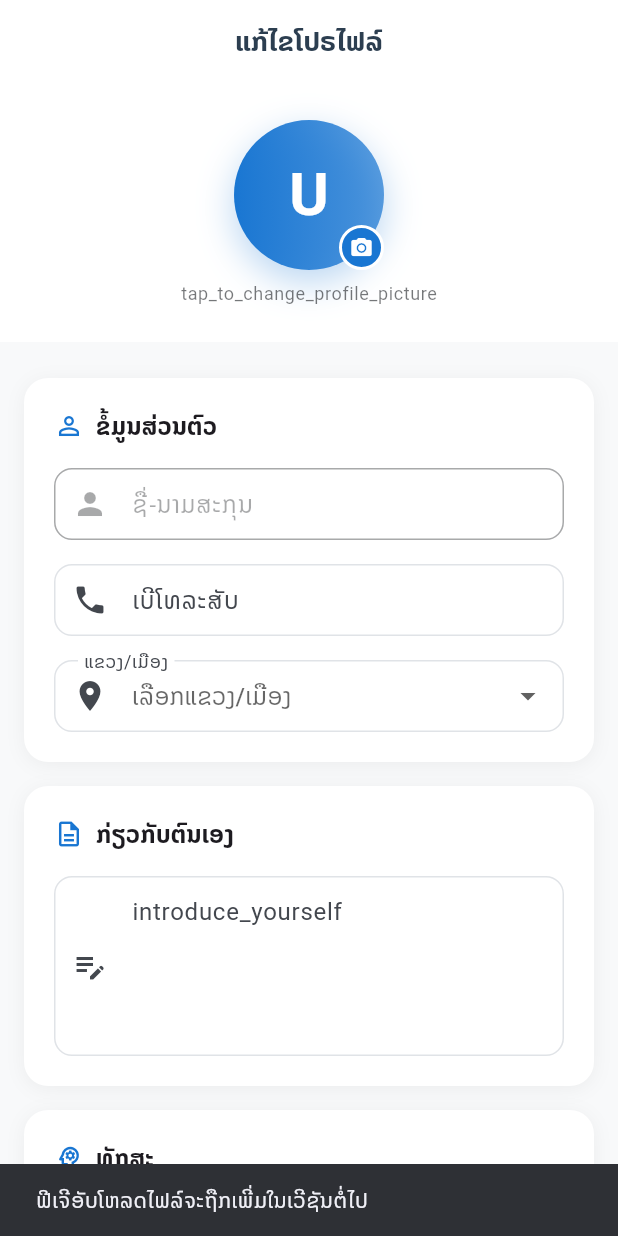
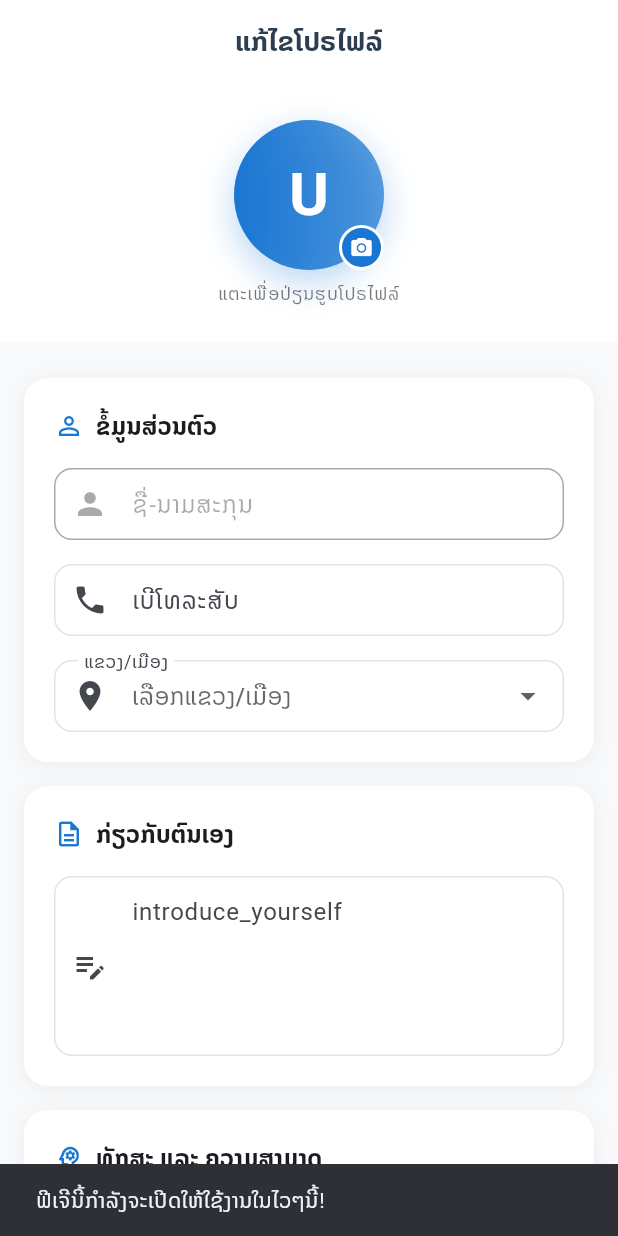
Before and after one commit to bankjademk11/mvp_project, a Flutter app: the EditProfilePage screen opened by its route, after a tap on the "camera alt" icon, on a phone screen of 412 x 824 dp. Run offline on Flutter 3.47's test engine with Material 3 defaults, Android fonts, the phone set to English and light mode, and no system bars; our stand-ins replace appwrite, file_picker, flutter_riverpod, go_router, google_fonts; network calls fail; project files that could hold a hidden picture were left out.

Commit message:
fix uploadCV and Delay CV UX UI

```diff
--- a/lib/services/file_upload_service.dart
+++ b/lib/services/file_upload_service.dart
@@ -104,27 +104,21 @@ class _FileUploadWidgetState extends ConsumerState<FileUploadWidget> {
   double _uploadProgress = 0.0;
 
   Future<void> _handleUpload() async {
-    // Use file_picker to get the actual file
     FilePickerResult? result = await FilePicker.platform.pickFiles(
-      type: widget.isDocument ? FileType.custom : FileType.image, // Custom for documents (like PDF), image for profile pictures
-      allowedExtensions: widget.isDocument ? ['pdf', 'doc', 'docx'] : ['jpg', 'jpeg', 'png'], // Specify allowed extensions
+      type: widget.isDocument ? FileType.custom : FileType.image,
+      allowedExtensions: widget.isDocument ? ['pdf', 'doc', 'docx'] : ['jpg', 'jpeg', 'png'],
     );
 
     if (result == null || result.files.isEmpty) {
-      // User canceled the picker or no file selected
       if (mounted) {
         ScaffoldMessenger.of(context).showSnackBar(
-          SnackBar(
-            content: Text('No file selected.')),
+          const SnackBar(content: Text('No file selected.')),
         );
       }
       return;
     }
 
-    // Get the picked file
     PlatformFile pickedFile = result.files.first;
-
-    // Create Appwrite InputFile from bytes for web compatibility
     final file = appwrite.InputFile.fromBytes(
       bytes: pickedFile.bytes!,
       filename: pickedFile.name,
@@ -136,32 +130,33 @@ class _FileUploadWidgetState extends ConsumerState<FileUploadWidget> {
     });
 
     try {
-      // Get Appwrite service
       final appwriteService = ref.read(appwriteServiceProvider);
       final fileUploadService = FileUploadService(appwriteService);
-
       String? fileUrl;
       if (widget.isDocument) {
         fileUrl = await fileUploadService.uploadResume(file);
       } else {
         fileUrl = await fileUploadService.uploadProfilePicture(file);
       }
-
       widget.onFileUploaded(fileUrl);
 
       if (mounted) {
+        final languageState = ref.read(languageProvider);
+        final t = (String key) => AppLocalizations.translate(key, languageState.languageCode);
         ScaffoldMessenger.of(context).showSnackBar(
           SnackBar(
-            content: Text('อัปโหลด${widget.title}สำเร็จแล้ว!'),
+            content: Text('${t('file_uploaded_successfully').replaceFirst('{file}', widget.title)}'),
             backgroundColor: Colors.green,
           ),
         );
       }
     } catch (e) {
       if (mounted) {
+        final languageState = ref.read(languageProvider);
+        final t = (String key) => AppLocalizations.translate(key, languageState.languageCode);
         ScaffoldMessenger.of(context).showSnackBar(
           SnackBar(
-            content: Text('เกิดข้อผิดพลาดในการอัปโหลด: $e'),
+            content: Text('${t('error_uploading_file')}: $e'),
             backgroundColor: Colors.red,
           ),
         );
@@ -179,26 +174,29 @@ class _FileUploadWidgetState extends ConsumerState<FileUploadWidget> {
   Future<void> _handleDelete() async {
     if (widget.currentFileUrl == null) return;
 
-    // Extract file ID and bucket ID from URL
     final uri = Uri.parse(widget.currentFileUrl!);
     final pathSegments = uri.pathSegments;
-    final bucketId = pathSegments[pathSegments.length - 3];
-    final fileId = pathSegments[pathSegments.length - 2]; // Adjust based on actual URL structure
+    if (pathSegments.length < 4) return;
+    final bucketId = pathSegments[pathSegments.length - 4];
+    final fileId = pathSegments[pathSegments.length - 2];
+
+    final languageState = ref.read(languageProvider);
+    final t = (String key) => AppLocalizations.translate(key, languageState.languageCode);
 
     final confirmed = await showDialog<bool>(
       context: context,
       builder: (context) => AlertDialog(
-        title: Text('ลบ${widget.title}'),
-        content: Text('ท่านต้องการลบ${widget.title}นี้ບໍ?'),
+        title: Text('${t('delete')} ${widget.title}'),
+        content: Text('${t('delete_confirm_message')} ${widget.title}?'),
         actions: [
           TextButton(
             onPressed: () => Navigator.pop(context, false),
-            child: const Text('ຍົກເລີກ'),
+            child: Text(t('cancel')),
           ),
           TextButton(
             onPressed: () => Navigator.pop(context, true),
             style: TextButton.styleFrom(foregroundColor: Colors.red),
-            child: const Text('ລົບ'),
+            child: Text(t('delete')),
           ),
         ],
       ),
@@ -206,17 +204,15 @@ class _FileUploadWidgetState extends ConsumerState<FileUploadWidget> {
 
     if (confirmed == true) {
       try {
-        // Get Appwrite service
         final appwriteService = ref.read(appwriteServiceProvider);
         final fileUploadService = FileUploadService(appwriteService);
-
-        await fileUploadService.deleteFile(bucketId, fileId); // ส่ง bucketId ด้วย
+        await fileUploadService.deleteFile(bucketId, fileId);
         widget.onFileUploaded(null);
 
         if (mounted) {
           ScaffoldMessenger.of(context).showSnackBar(
             SnackBar(
-              content: Text('ລົບ${widget.title}ສຳເລັດແລ້ວ'),
+              content: Text('${widget.title} ${t('deleted_successfully')}'),
               backgroundColor: Colors.green,
             ),
           );
@@ -225,7 +221,27 @@ class _FileUploadWidgetState extends ConsumerState<FileUploadWidget> {
         if (mounted) {
           ScaffoldMessenger.of(context).showSnackBar(
             SnackBar(
-              content: Text('ເກີດຂໍ້ຜิดພາດໃນການລบໄຟລ໌: $e'),
+              content: Text('${t('error_deleting_file')}: $e'),
+              backgroundColor: Colors.red,
+            ),
+          );
+        }
+      }
+    }
+  }
+
+  Future<void> _handleView() async {
+    final languageState = ref.read(languageProvider);
+    final t = (String key) => AppLocalizations.translate(key, languageState.languageCode);
+    if (widget.currentFileUrl != null) {
+      final uri = Uri.parse(widget.currentFileUrl!);
+      if (await canLaunchUrl(uri)) {
+        await launchUrl(uri, mode: LaunchMode.externalApplication);
+      } else {
+        if (mounted) {
+          ScaffoldMessenger.of(context).showSnackBar(
+            SnackBar(
+              content: Text(t('could_not_open_file')),
               backgroundColor: Colors.red,
             ),
           );
@@ -236,6 +252,8 @@ class _FileUploadWidgetState extends ConsumerState<FileUploadWidget> {
 
   @override
   Widget build(BuildContext context) {
+    final languageState = ref.watch(languageProvider);
+    final t = (String key) => AppLocalizations.translate(key, languageState.languageCode);
     final hasFile = widget.currentFileUrl != null && widget.currentFileUrl!.isNotEmpty;
 
     return Container(
@@ -252,22 +270,18 @@ class _FileUploadWidgetState extends ConsumerState<FileUploadWidget> {
           Icon(
             hasFile ? Icons.check_circle : widget.icon,
             size: 40,
-            color: hasFile
-                ? Colors.green
-                : Theme.of(context).colorScheme.onSurface.withOpacity(0.6),
+            color: hasFile ? Colors.green : Theme.of(context).colorScheme.onSurface.withOpacity(0.6),
           ),
           const SizedBox(height: 8),
           Text(
-            hasFile
-                ? 'มี${widget.title}ແລ້ວ'
-                : 'ຍັງບໍ່ໄດ້อัปโหลด${widget.title}',
+            hasFile ? t('file_uploaded').replaceFirst('{file}', widget.title) : t('no_file_uploaded').replaceFirst('{file}', widget.title),
             style: Theme.of(context).textTheme.bodyMedium?.copyWith(
               color: Theme.of(context).colorScheme.onSurface.withOpacity(0.7),
             ),
+            textAlign: TextAlign.center,
           ),
-
-          if (_isUploading) ...{
           const SizedBox(height: 12),
+          if (_isUploading) ...[
             LinearProgressIndicator(
               value: _uploadProgress,
               backgroundColor: Colors.grey.withOpacity(0.3),
@@ -277,36 +291,55 @@ class _FileUploadWidgetState extends ConsumerState<FileUploadWidget> {
             ),
             const SizedBox(height: 8),
             Text(
-              'กําลังอัปโหลด... ${(_uploadProgress * 100).toInt()}%',
+              '${t('uploading')}... ${(_uploadProgress * 100).toInt()}%',
               style: Theme.of(context).textTheme.bodySmall,
             ),
-          } else ...{
-            const SizedBox(height: 12),
+          ] else if (hasFile) ...[
+            // Buttons for when a file exists
+            Column(
+              crossAxisAlignment: CrossAxisAlignment.stretch,
+              children: [
+                OutlinedButton.icon(
+                  onPressed: _handleView,
+                  icon: const Icon(Icons.visibility_outlined),
+                  label: Text(t('view_file').replaceFirst('{file}', widget.title)),
+                ),
+                const SizedBox(height: 8),
                 Row(
                   children: [
                     Expanded(
-                  child: ElevatedButton.icon(
+                      child: TextButton.icon(
                         onPressed: _handleUpload,
-                    icon: Icon(hasFile ? Icons.refresh : Icons.upload_file),
-                    label: Text(
-                      hasFile ? 'อัปเดต${widget.title}' : widget.uploadButtonText,
+                        icon: const Icon(Icons.refresh, size: 16),
+                        label: Text(t('replace_file')),
+                        style: TextButton.styleFrom(
+                          foregroundColor: Theme.of(context).colorScheme.secondary,
                         ),
                       ),
                     ),
-                if (hasFile) ...{
                     const SizedBox(width: 8),
-                  IconButton(
+                    Expanded(
+                      child: TextButton.icon(
                         onPressed: _handleDelete,
-                    icon: const Icon(Icons.delete_outline),
-                    style: IconButton.styleFrom(
-                      foregroundColor: Colors.red,
+                        icon: const Icon(Icons.delete_outline, size: 16),
+                        label: Text(t('delete')),
+                        style: TextButton.styleFrom(
+                          foregroundColor: Theme.of(context).colorScheme.error,
                         ),
-                    tooltip: 'ลบไฟล์',
                       ),
-                },
+                    ),
                   ],
                 ),
-          },
+              ],
+            )
+          ] else ...[
+            // Button for when no file exists
+            ElevatedButton.icon(
+              onPressed: _handleUpload,
+              icon: const Icon(Icons.upload_file),
+              label: Text(widget.uploadButtonText),
+            )
+          ],
         ],
       ),
     );
--- a/lib/services/language_service.dart
+++ b/lib/services/language_service.dart
@@ -67,6 +67,54 @@ void switchLanguage(WidgetRef ref, AppLanguage language) {
 // Text translation service
 class AppLocalizations {
   static final Map<String, Map<String, String>> _localizedStrings = {
+    // English translations
+    'en': {
+      'app_title': 'MVP Package',
+      'splash_title': 'MVP Package',
+      'splash_subtitle': 'The job app for Lao people',
+      'edit_profile': 'Edit Profile',
+      'tap_to_change_profile_picture': 'Tap to change profile picture',
+      'personal_info': 'Personal Information',
+      'full_name': 'Full Name',
+      'enter_full_name': 'Enter your full name',
+      'enter_full_name_error': 'Please enter your full name',
+      'name_min_length_error': 'Name must be at least 2 characters',
+      'phone': 'Phone',
+      'enter_phone_hint': 'Enter your phone number',
+      'invalid_phone_error': 'Invalid phone number',
+      'province': 'Province',
+      'about': 'About',
+      'introduce_yourself': 'Introduce yourself',
+      'enter_bio_hint': 'Tell us about yourself...',
+      'bio_max_length_error': 'Bio cannot exceed 500 characters',
+      'skills': 'Skills',
+      'select_skills': 'Select your skills',
+      'selected_skills': 'Selected Skills',
+      'profile_picture_and_documents': 'Profile Picture & Documents',
+      'profile_picture': 'Profile Picture',
+      'upload_picture': 'Upload Picture',
+      'resume': 'Resume/CV',
+      'upload_cv': 'Upload CV',
+      'profile_tip': 'A complete profile increases your chances of getting hired!',
+      'saving': 'Saving...',
+      'save': 'Save',
+      'feature_coming_soon': 'This feature is coming soon!',
+      'select_province': 'Select a province',
+      'province_required': 'Province is required',
+      'error_loading_data': 'Error loading data',
+      'profile_saved': 'Profile saved successfully!',
+      'error': 'Error',
+      'delete_confirm_message': 'Are you sure you want to delete this',
+      'deleted_successfully': 'deleted successfully',
+      'error_deleting_file': 'Error deleting file',
+      'file_uploaded_successfully': 'Successfully uploaded {file}!',
+      'error_uploading_file': 'Error uploading file',
+      'could_not_open_file': 'Could not open file',
+      'file_uploaded': '{file} uploaded',
+      'no_file_uploaded': 'No {file} uploaded',
+      'view_file': 'View {file}',
+      'replace_file': 'Replace',
+    },
     // Lao translations
     'lo': {
       'app_title': 'mvp package',
@@ -113,6 +161,7 @@ class AppLocalizations {
       'cancel': 'ຍົກເລີກ',
       'ok': 'ຕົກລົງ',
       'edit_profile': 'ແກ້ໄຂໂປຣໄຟລ໌',
+      'tap_to_change_profile_picture': 'ແຕະເພື່ອປ່ຽນຮູບໂປຣໄຟລ໌',
       'personal_info': 'ຂໍ້ມູນສ່ວນຕົວ',
       'phone': 'ເບີໂທລະສັບ',
       'province': 'ແຂວງ/ເມືອງ',
@@ -140,7 +189,7 @@ class AppLocalizations {
       'benefits': 'ສິດຜົນ',
       'no_internet': 'ບໍ່ມີການເຊື່ອມຕໍ່ອິນເຕີເນັດ',
       'try_again': 'ລອງອີກຄັ້ງ',
-      'error': 'ກເກີດຂໍ້ຜີດພາດ',
+      'error': 'ເກີດຂໍ້ຜິດພາດ',
       'loading': 'ກຳລັງໂຫຼດ...',
       'search': 'ຄົ້ນຫາ',
       'refresh': 'ຣີເຟຣດ',
@@ -160,7 +209,7 @@ class AppLocalizations {
       'update_resume': 'ອັບເດດເລຊູເມ',
       'resume_uploaded': 'ມີໄຟລ໌ເລຊູເມແລ້ວ',
       'no_resume': 'ຍັງບໍ່ໄດ້ອັບໂຫລດເລຊູເມ',
-      'feature_coming_soon': 'ຟີເຈີອັບໂຫລດໄຟລ໌ຈະຖືກເພີ່ມໃນເວີຊັນຕໍ່ໄປ',
+      'feature_coming_soon': 'ຟີເຈີນີ້ກຳລັງຈະເປີດໃຫ້ໃຊ້ງານໃນໄວໆນີ້!',
       'all': 'ທັງໝົດ',
       'completed': 'ສຳເລັດ',
       'role': 'ບົດບາດ',
@@ -171,7 +220,7 @@ class AppLocalizations {
       'name_required': 'ກະລຸນາກໍລອກຊື່-ນາມສະກຸນ',
       'name_min_length': 'ຊື່ຕ້ອງມີຢ່າງໜ້ອຍ 2 ໂຕອັກສອນ',
       'confirm_password_required': 'ກະລຸນາຢືນຍັນລະຫັດຜ່ານ',
-      'passwords_do_not_match': 'ລະຫັດຜ່ານບໍ່ຕຫົງກັນ',
+      'passwords_do_not_match': 'ລະຫັດຜ່ານບໍ່ຕົງກັນ',
       'password_min_length_hint': 'ຢ່າງໜ້ອຍ 8 ໂຕອັກສອນ',
       'demo_info': '💡 ສຳລັບທົດສອບ: ໃຊ້ອີເມວແລະລະຫັດຜ່ານໃດກໍ່ໄດ້',
       'demo_example': 'ຕົວຢ່າງ: test@example.com / 123456',
@@ -271,7 +320,6 @@ class AppLocalizations {
       'no_notifications_desc': 'ການແຈ້ງເຕືອນກ່ຽວກັບງານຈະປາກົດທີ່ນີ້',
       // Company related
       'company_profile': 'ໂປຣໄຟລ໌ບໍລິສັດ',
-      'about_company': 'ກ່ຽວກັບບໍລິສັດ',
       'company_jobs': 'ງານຂອງບໍລິສັດນີ້',
       'company_reviews': 'ບົດຄິດເຫັນ',
       'company_benefits': 'ສິດຜົນ',
@@ -301,7 +349,6 @@ class AppLocalizations {
       'personal_information': 'ຂໍ້ມູນສ່ວນຕົວ',
       'work_experience': 'ປະສົບການການງານ',
       'education': 'ການສຶກສາ',
-      'skills': 'ທັກສະ',
       'projects': 'ໂປຣເຈັກ',
       'certifications': 'ໃບຢັ້ງຢືນ',
       'export_pdf': 'ສົ່ງອອກ PDF',
@@ -321,7 +368,6 @@ class AppLocalizations {
       // Interview related
       'interviews': 'ການສັມພາດ',
       'schedule_interview': 'ນັດເວລາສັມພາດ',
-      'interview_date': 'ວັນທີ່ສັມພາດ',
       'interview_time': 'ເວລາສັມພາດ',
       'interview_type': 'ປະເພດການສັມພາດ',
       'video_call': 'ວິດິໂອໂທ',
@@ -487,6 +533,16 @@ class AppLocalizations {
       'company_size_201_500': '201-500 ຄົນ',
       'company_size_501_1000': '501-1000 ຄົນ',
       'company_size_1000_plus': '1000+ ຄົນ',
+      'delete_confirm_message': 'ທ່ານຕ້ອງການລົບແທ້ໆບໍ?',
+      'deleted_successfully': 'ລົບສຳເລັດແລ້ວ',
+      'error_deleting_file': 'ເກີດຂໍ້ຜິດພາດໃນການລົບໄຟລ໌',
+      'file_uploaded_successfully': 'ອັບໂຫຼດ {file} ສຳເລັດແລ້ວ!',
+      'error_uploading_file': 'ເກີດຂໍ້ຜິດພາດໃນການອັບໂຫຼດໄຟລ໌',
+      'could_not_open_file': 'ບໍ່ສາມາດເປີດໄຟລ໌ໄດ້',
+      'file_uploaded': 'ມີ {file} ແລ້ວ',
+      'no_file_uploaded': 'ຍັງບໍ່ໄດ້ອັບໂຫຼດ {file}',
+      'view_file': 'ເບິ່ງ {file}',
+      'replace_file': 'ປ່ຽນໄຟລ໌',
     }
   };
 
```
Also changed, not shown: lib/features/profile/profile_page.dart (+21 -77 lines), lib/services/auth_service.dart (+43 -2 lines). Lines whose indentation alone changed are shown as unchanged.
